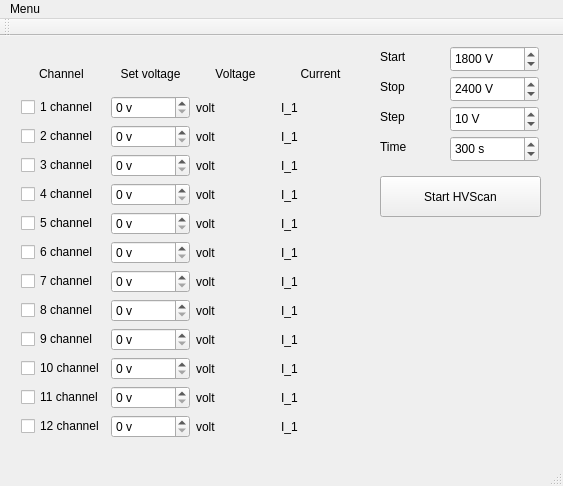
Above: mainwindow.ui from aspirantip/spascharm_hvp before the change. Below: the same form after it.
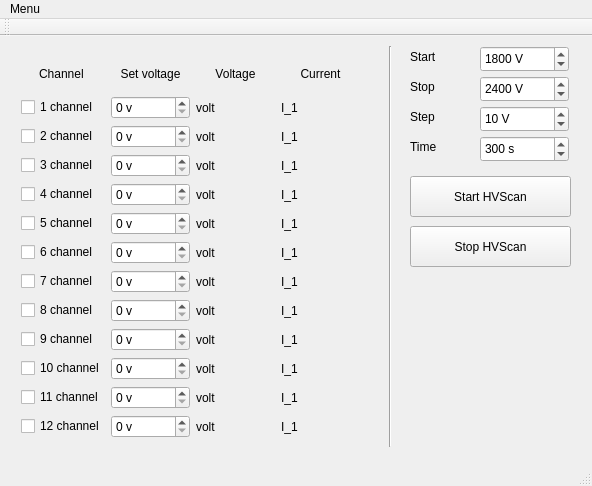
That is the form after the change.

Commit message: Implemented scan stop function.

```diff
--- a/mainwindow.ui
+++ b/mainwindow.ui
@@ -6,7 +6,7 @@
    <rect>
     <x>0</x>
     <y>0</y>
-    <width>563</width>
+    <width>592</width>
     <height>486</height>
    </rect>
   </property>
@@ -17,7 +17,7 @@
    <widget class="QLabel" name="label_4">
     <property name="geometry">
      <rect>
-      <x>380</x>
+      <x>410</x>
       <y>10</y>
       <width>67</width>
       <height>21</height>
@@ -30,7 +30,7 @@
    <widget class="QLabel" name="label_5">
     <property name="geometry">
      <rect>
-      <x>380</x>
+      <x>410</x>
       <y>40</y>
       <width>67</width>
       <height>21</height>
@@ -43,7 +43,7 @@
    <widget class="QLabel" name="label_6">
     <property name="geometry">
      <rect>
-      <x>380</x>
+      <x>410</x>
       <y>70</y>
       <width>67</width>
       <height>21</height>
@@ -56,7 +56,7 @@
    <widget class="QSpinBox" name="sbVStart">
     <property name="geometry">
      <rect>
-      <x>450</x>
+      <x>480</x>
       <y>10</y>
       <width>89</width>
       <height>26</height>
@@ -81,7 +81,7 @@
    <widget class="QSpinBox" name="sbVStop">
     <property name="geometry">
      <rect>
-      <x>450</x>
+      <x>480</x>
       <y>40</y>
       <width>89</width>
       <height>26</height>
@@ -106,7 +106,7 @@
    <widget class="QSpinBox" name="sbVStep">
     <property name="geometry">
      <rect>
-      <x>450</x>
+      <x>480</x>
       <y>70</y>
       <width>89</width>
       <height>26</height>
@@ -134,7 +134,7 @@
    <widget class="QPushButton" name="pbStartHVScan">
     <property name="geometry">
      <rect>
-      <x>380</x>
+      <x>410</x>
       <y>140</y>
       <width>161</width>
       <height>41</height>
@@ -613,7 +613,7 @@
    <widget class="QSpinBox" name="sbHVSTime">
     <property name="geometry">
      <rect>
-      <x>450</x>
+      <x>480</x>
       <y>100</y>
       <width>89</width>
       <height>26</height>
@@ -638,7 +638,7 @@
    <widget class="QLabel" name="label_8">
     <property name="geometry">
      <rect>
-      <x>380</x>
+      <x>410</x>
       <y>100</y>
       <width>67</width>
       <height>21</height>
@@ -648,13 +648,39 @@
      <string>Time</string>
     </property>
    </widget>
+   <widget class="QPushButton" name="pbStopHVScan">
+    <property name="geometry">
+     <rect>
+      <x>410</x>
+      <y>190</y>
+      <width>161</width>
+      <height>41</height>
+     </rect>
+    </property>
+    <property name="text">
+     <string>Stop HVScan</string>
+    </property>
+   </widget>
+   <widget class="Line" name="line">
+    <property name="geometry">
+     <rect>
+      <x>380</x>
+      <y>10</y>
+      <width>20</width>
+      <height>401</height>
+     </rect>
+    </property>
+    <property name="orientation">
+     <enum>Qt::Vertical</enum>
+    </property>
+   </widget>
   </widget>
   <widget class="QMenuBar" name="menuBar">
    <property name="geometry">
     <rect>
      <x>0</x>
      <y>0</y>
-     <width>563</width>
+     <width>592</width>
      <height>22</height>
     </rect>
    </property>
```
The commit also changes 4 other files.
